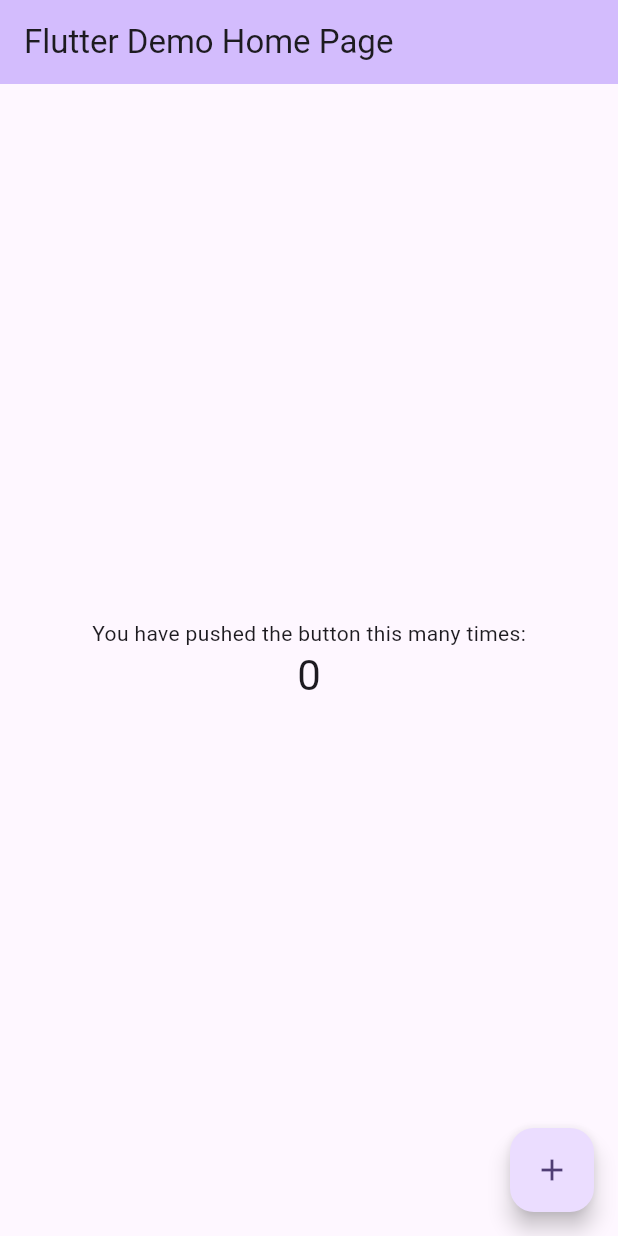
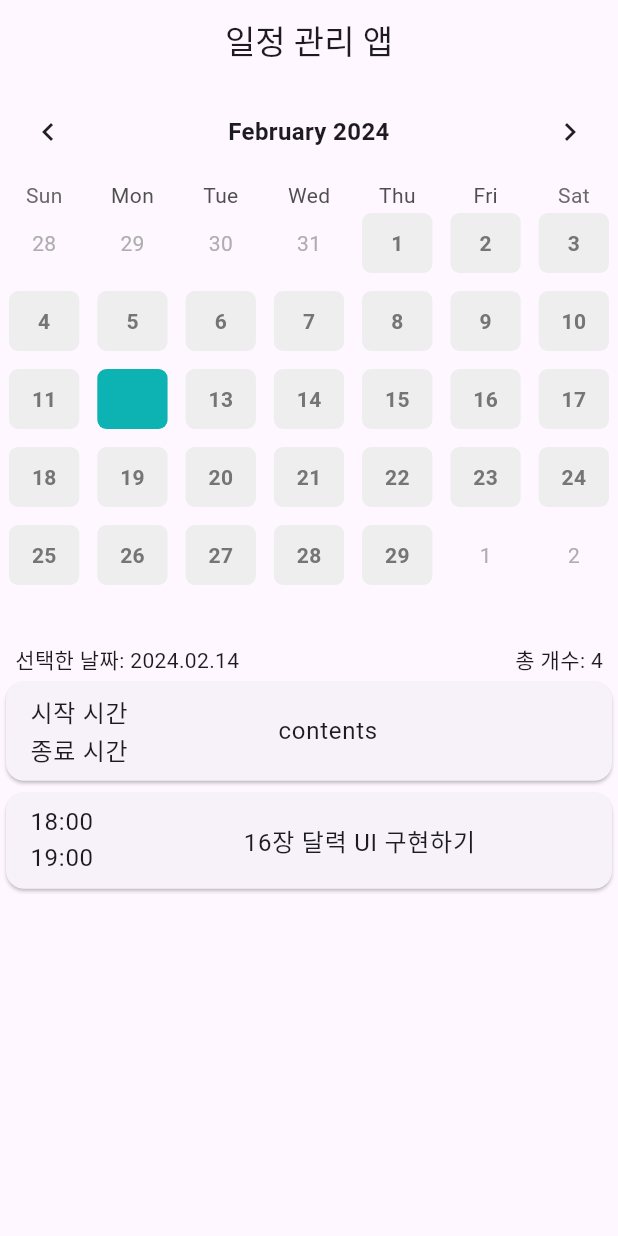
Before and after one commit to MinJaehyun/code_factory, a Flutter app: the screen it shows after launch, on a phone screen of 412 x 824 dp. Run offline on Flutter 3.47's test engine with Material 3 defaults, Android fonts, the phone set to English and light mode, and no system bars; drawn by our look-alikes of table_calendar.

Commit message:
달력 만들고, 상위하위 클래스 분리한 뒤 데이터 처리하고, 전체적인 구조 설정함

```diff
--- a/my_table_calendar/analysis_options.yaml
+++ b/my_table_calendar/analysis_options.yaml
@@ -7,7 +7,7 @@
 
 # The following line activates a set of recommended lints for Flutter apps,
 # packages, and plugins designed to encourage good coding practices.
-include: package:flutter_lints/flutter.yaml
+# include: package:flutter_lints/flutter.yaml
 
 linter:
   # The lint rules applied to this project can be customized in the
--- /dev/null
+++ b/my_table_calendar/lib/component/main_calendar.dart
@@ -0,0 +1,65 @@
+import 'package:flutter/material.dart';
+
+import 'package:my_table_calendar/const/colors.dart';
+import 'package:table_calendar/table_calendar.dart';
+
+class MainCalendar extends StatelessWidget {
+  final DateTime selectedDay;
+  final DateTime focusedDay;
+  final void Function(DateTime, DateTime) onDaySelected;
+
+  const MainCalendar({super.key, required this.selectedDay, required this.focusedDay, required this.onDaySelected});
+
+  @override
+  Widget build(BuildContext context) {
+    return TableCalendar(
+      firstDay: DateTime.utc(2010, 10, 16),
+      lastDay: DateTime.utc(2030, 3, 14),
+      focusedDay: focusedDay,
+      selectedDayPredicate: (day) {
+        return isSameDay(selectedDay, day);
+      },
+      onDaySelected: onDaySelected,
+      // 상단 달력 style
+      headerStyle: HeaderStyle(
+        formatButtonVisible: false,
+        titleCentered: true,
+        titleTextStyle: TextStyle(fontWeight: FontWeight.w700, fontSize: 16),
+      ),
+      calendarStyle: CalendarStyle(
+        // 오늘 날짜 흐린 스타일 제거하기
+        isTodayHighlighted: false,
+        // 평일 style
+        defaultDecoration: BoxDecoration(
+          borderRadius: BorderRadius.circular(6),
+          color: LIGHT_GREY_COLOR,
+        ),
+        // 주말 style
+        weekendDecoration: BoxDecoration(
+          borderRadius: BorderRadius.circular(6),
+          color: LIGHT_GREY_COLOR,
+        ),
+        // 선택한 날짜 style
+        selectedDecoration: BoxDecoration(
+          borderRadius: BorderRadius.circular(6),
+          color: PRIMARY_COLOR,
+        ),
+        // 평일 글꼴 style
+        defaultTextStyle: TextStyle(
+          fontWeight: FontWeight.w600,
+          color: DARK_GREY_COLOR,
+        ),
+        // 주말 글꼴 style
+        weekendTextStyle: TextStyle(
+          fontWeight: FontWeight.w600,
+          color: DARK_GREY_COLOR,
+        ),
+        // 선택한 날짜 글꼴 style
+        selectedTextStyle: TextStyle(
+          fontWeight: FontWeight.w600,
+          color: PRIMARY_COLOR,
+        )
+      ),
+    );
+  }
+}
--- /dev/null
+++ b/my_table_calendar/lib/const/colors.dart
@@ -0,0 +1,6 @@
+import 'package:flutter/material.dart';
+
+const PRIMARY_COLOR = Color(0xFF0DB2B2);
+final LIGHT_GREY_COLOR = Colors.grey[200];
+final TEXT_FIELD_FILL_COLOR = Colors.grey[300];
+final DARK_GREY_COLOR = Colors.grey[600];
--- a/my_table_calendar/lib/main.dart
+++ b/my_table_calendar/lib/main.dart
@@ -1,4 +1,5 @@
 import 'package:flutter/material.dart';
+import 'package:my_table_calendar/screen/home_screen.dart';
 
 void main() {
   runApp(const MyApp());
@@ -7,119 +8,10 @@
 class MyApp extends StatelessWidget {
   const MyApp({super.key});
 
-  // This widget is the root of your application.
   @override
   Widget build(BuildContext context) {
     return MaterialApp(
-      title: 'Flutter Demo',
-      theme: ThemeData(
-        // This is the theme of your application.
-        //
-        // TRY THIS: Try running your application with "flutter run". You'll see
-        // the application has a purple toolbar. Then, without quitting the app,
-        // try changing the seedColor in the colorScheme below to Colors.green
-        // and then invoke "hot reload" (save your changes or press the "hot
-        // reload" button in a Flutter-supported IDE, or press "r" if you used
-        // the command line to start the app).
-        //
-        // Notice that the counter didn't reset back to zero; the application
-        // state is not lost during the reload. To reset the state, use hot
-        // restart instead.
-        //
-        // This works for code too, not just values: Most code changes can be
-        // tested with just a hot reload.
-        colorScheme: ColorScheme.fromSeed(seedColor: Colors.deepPurple),
-        useMaterial3: true,
-      ),
-      home: const MyHomePage(title: 'Flutter Demo Home Page'),
+      home: HomeScreen(),
     );
   }
 }
-
-class MyHomePage extends StatefulWidget {
-  const MyHomePage({super.key, required this.title});
-
-  // This widget is the home page of your application. It is stateful, meaning
-  // that it has a State object (defined below) that contains fields that affect
-  // how it looks.
-
-  // This class is the configuration for the state. It holds the values (in this
-  // case the title) provided by the parent (in this case the App widget) and
-  // used by the build method of the State. Fields in a Widget subclass are
-  // always marked "final".
-
-  final String title;
-
-  @override
-  State<MyHomePage> createState() => _MyHomePageState();
-}
-
-class _MyHomePageState extends State<MyHomePage> {
-  int _counter = 0;
-
-  void _incrementCounter() {
-    setState(() {
-      // This call to setState tells the Flutter framework that something has
-      // changed in this State, which causes it to rerun the build method below
-      // so that the display can reflect the updated values. If we changed
-      // _counter without calling setState(), then the build method would not be
-      // called again, and so nothing would appear to happen.
-      _counter++;
-    });
-  }
-
-  @override
-  Widget build(BuildContext context) {
-    // This method is rerun every time setState is called, for instance as done
-    // by the _incrementCounter method above.
-    //
-    // The Flutter framework has been optimized to make rerunning build methods
-    // fast, so that you can just rebuild anything that needs updating rather
-    // than having to individually change instances of widgets.
-    return Scaffold(
-      appBar: AppBar(
-        // TRY THIS: Try changing the color here to a specific color (to
-        // Colors.amber, perhaps?) and trigger a hot reload to see the AppBar
-        // change color while the other colors stay the same.
-        backgroundColor: Theme.of(context).colorScheme.inversePrimary,
-        // Here we take the value from the MyHomePage object that was created by
-        // the App.build method, and use it to set our appbar title.
-        title: Text(widget.title),
-      ),
-      body: Center(
-        // Center is a layout widget. It takes a single child and positions it
-        // in the middle of the parent.
-        child: Column(
-          // Column is also a layout widget. It takes a list of children and
-          // arranges them vertically. By default, it sizes itself to fit its
-          // children horizontally, and tries to be as tall as its parent.
-          //
-          // Column has various properties to control how it sizes itself and
-          // how it positions its children. Here we use mainAxisAlignment to
-          // center the children vertically; the main axis here is the vertical
-          // axis because Columns are vertical (the cross axis would be
-          // horizontal).
-          //
-          // TRY THIS: Invoke "debug painting" (choose the "Toggle Debug Paint"
-          // action in the IDE, or press "p" in the console), to see the
-          // wireframe for each widget.
-          mainAxisAlignment: MainAxisAlignment.center,
-          children: <Widget>[
-            const Text(
-              'You have pushed the button this many times:',
-            ),
-            Text(
-              '$_counter',
-              style: Theme.of(context).textTheme.headlineMedium,
-            ),
-          ],
-        ),
-      ),
-      floatingActionButton: FloatingActionButton(
-        onPressed: _incrementCounter,
-        tooltip: 'Increment',
-        child: const Icon(Icons.add),
-      ), // This trailing comma makes auto-formatting nicer for build methods.
-    );
-  }
-}
--- /dev/null
+++ b/my_table_calendar/lib/screen/home_screen.dart
@@ -0,0 +1,90 @@
+import 'package:flutter/material.dart';
+import 'package:my_table_calendar/component/main_calendar.dart';
+
+class HomeScreen extends StatefulWidget {
+  const HomeScreen({super.key});
+
+  @override
+  State<HomeScreen> createState() => _HomeScreenState();
+}
+
+class _HomeScreenState extends State<HomeScreen> {
+  DateTime? selectedDay;
+  DateTime? focusedDay;
+
+  @override
+  Widget build(BuildContext context) {
+    return SafeArea(
+      child: Scaffold(
+        appBar: AppBar(centerTitle: true, title: Text('일정 관리 앱')),
+        body: Column(
+          children: [
+            Expanded(
+              child: MainCalendar(
+                selectedDay: selectedDay ?? DateTime.now(),
+                focusedDay: focusedDay ?? DateTime.now(),
+                onDaySelected: onDaySelected,
+              ),
+            ),
+            Container(
+              child: Padding(
+                padding: const EdgeInsets.symmetric(horizontal: 10),
+                child: Row(
+                  mainAxisAlignment: MainAxisAlignment.spaceBetween,
+                  children: [Text('선택한 날짜: 2024.02.14'), Text('총 개수: 4')],
+                ),
+              ),
+            ),
+            Expanded(
+              child: ListView(
+                children: [
+                  Card(
+                    child: ListTile(
+                      title: Row(
+                        children: [
+                          Column(
+                            crossAxisAlignment: CrossAxisAlignment.start,
+                            children: [
+                              Text('시작 시간'),
+                              Text('종료 시간'),
+                            ],
+                          ),
+                          SizedBox(width: 100),
+                          Text('contents')
+                        ],
+                      ),
+                    ),
+                  ),
+                  Card(
+                    child: ListTile(
+                      title: Row(
+                        children: [
+                          Column(
+                            crossAxisAlignment: CrossAxisAlignment.start,
+                            children: [
+                              Text('18:00'),
+                              Text('19:00'),
+                            ],
+                          ),
+                          SizedBox(width: 100),
+                          Text('16장 달력 UI 구현하기')
+                        ],
+                      ),
+                    ),
+                  )
+                ],
+              ),
+            ),
+          ],
+        ),
+      ),
+    );
+  }
+
+  void onDaySelected(DateTime selectedDay, DateTime focusedDay) {
+    setState(() {
+      this.selectedDay = selectedDay;
+      this.focusedDay = focusedDay;
+    });
+  }
+}
--- a/my_table_calendar/pubspec.yaml
+++ b/my_table_calendar/pubspec.yaml
@@ -30,7 +30,7 @@ environment:
 dependencies:
   flutter:
     sdk: flutter
-
+  table_calendar: ^3.1.0
 
   # The following adds the Cupertino Icons font to your application.
   # Use with the CupertinoIcons class for iOS style icons.
```
Also changed, not shown: my_table_calendar/pubspec.lock, 1 other file.
